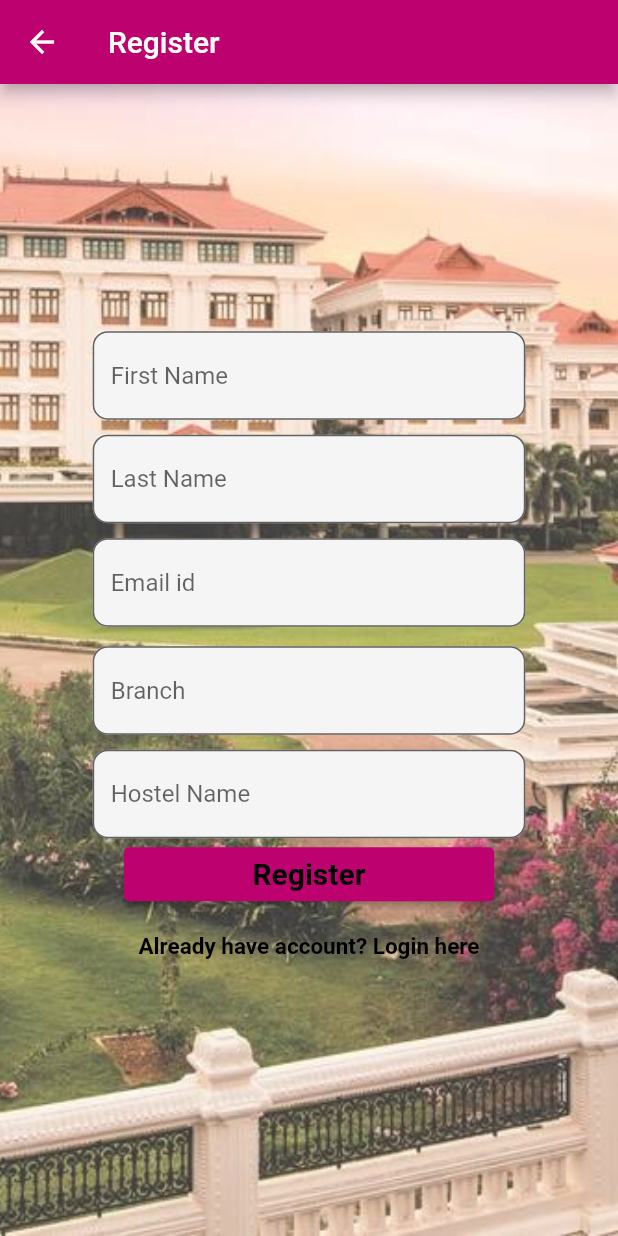
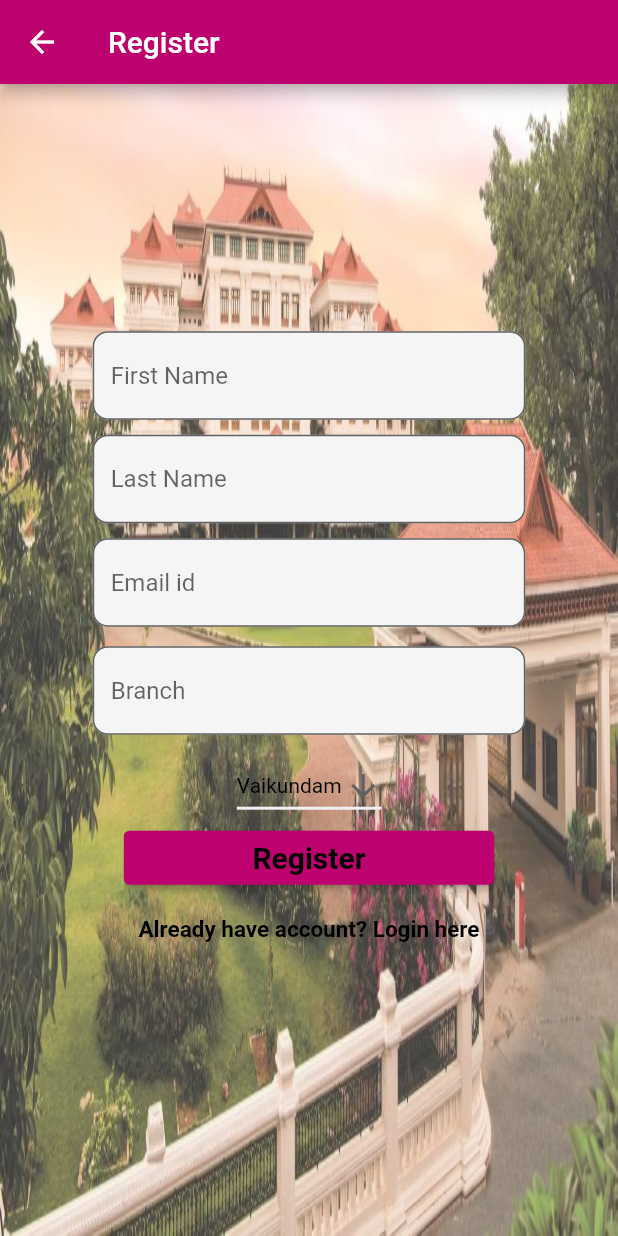
Before and after one commit to Singhsansar/Amritian-, a Flutter app: the screen it shows after launch, after a tap on "Sign up", on a phone screen of 412 x 824 dp. Run offline on Flutter 3.47's test engine with Material 2 defaults, Android fonts, the light colour scheme and no system bars; our stand-ins replace flutter_svg, intl_phone_field.

Commit message:
dropdown

```diff
--- a/amritianmess/lib/Components/Background.dart
+++ b/amritianmess/lib/Components/Background.dart
@@ -27,7 +27,7 @@ class Background extends StatelessWidget {
                   image: AssetImage(
                     image,
                   ),
-                  fit: BoxFit.cover),
+                  fit: BoxFit.fill),
               //color: const Color.fromRGBO(255, 255, 255, 0.6),
             ),
           ),
--- a/amritianmess/lib/Components/Body.dart
+++ b/amritianmess/lib/Components/Body.dart
@@ -60,7 +60,7 @@ class Body extends StatelessWidget {
                 context,
                 MaterialPageRoute(
                   builder: (context) {
-                    return const Signup();
+                    return const Register();
                   },
                 ),
               );
--- /dev/null
+++ b/amritianmess/lib/Components/Dropdown.dart
@@ -0,0 +1,51 @@
+import 'package:flutter/material.dart';
+
+class Dropdown extends StatefulWidget {
+  const Dropdown({Key? key}) : super(key: key);
+
+  @override
+  State <Dropdown> createState() => _MyStatefulWidgetState();
+}
+
+class _MyStatefulWidgetState extends State<Dropdown> {
+   var dropdownValue = 'Vaikundam';
+
+// final List<String> genderItems = [
+//   'Male',
+//   'Female',
+// ];
+//    final items = [
+//     'Item 1',
+//     'Item 2',
+//     'Item 3',
+//     'Item 4',
+//     'Item 5',
+//   ];
+
+  @override
+  Widget build(BuildContext context) {
+    return  DropdownButton<String>(
+      value: dropdownValue,
+      icon: const Icon(Icons.arrow_downward),
+      elevation: 16,
+      style: const TextStyle(color: Color.fromARGB(255, 0, 0, 0)),
+      underline: Container(
+        height: 2,
+        color: const Color.fromARGB(255, 241, 240, 244),
+      ),
+      onChanged: (String? newValue) {
+        setState(() {
+          dropdownValue = newValue!;
+        });
+      },
+      items: <String>['Vaikundam', 'Parasara', 'Pahalada', 'Girls Hostel']
+          .map<DropdownMenuItem<String>>((String value) {
+        return DropdownMenuItem<String>(
+          value: value,
+          child: Text(value),
+        );
+      }).toList(),
+    );
+  }
+
+}
--- /dev/null
+++ b/amritianmess/lib/Components/SelectGender.dart
@@ -0,0 +1,42 @@
+// //Creating a Statefulwidgit for the dyanamic page
+//import 'package:amritamess/constants.dart';
+import 'package:flutter/material.dart';
+
+class Dropdown extends StatefulWidget {
+  const Dropdown({Key? key}) : super(key: key);
+
+  @override
+  State <Dropdown> createState() => _MyStatefulWidgetState();
+}
+
+class _MyStatefulWidgetState extends State<Dropdown> {
+   var dropdownValue = 'Vaikundam';
+
+
+  @override
+  Widget build(BuildContext context) {
+    return  DropdownButton<String>(
+      value: dropdownValue,
+      icon: const Icon(Icons.arrow_downward),
+      elevation: 16,
+      style: const TextStyle(color: Color.fromARGB(255, 0, 0, 0)),
+      underline: Container(
+        height: 2,
+        color: const Color.fromARGB(255, 241, 240, 244),
+      ),
+      onChanged: (String? newValue) {
+        setState(() {
+          dropdownValue = newValue!;
+        });
+      },
+      items: <String>['Vaikundam', 'Parasara', 'Pahalada', 'Girls Hostel']
+          .map<DropdownMenuItem<String>>((String value) {
+        return DropdownMenuItem<String>(
+          value: value,
+          child: Text(value),
+        );
+      }).toList(),
+    );
+  }
+
+}
--- a/amritianmess/lib/Screens/welcome/Signup.dart
+++ b/amritianmess/lib/Screens/welcome/Signup.dart
@@ -1,20 +1,24 @@
 import 'package:amritamess/Components/Background.dart';
+import 'package:amritamess/Components/Dropdown.dart';
 import 'package:amritamess/Components/RoundedBottom.dart';
 import 'package:amritamess/Components/Textbottom.dart';
 import 'package:amritamess/Screens/welcome/Login.dart';
 import 'package:amritamess/Screens/welcome/Verifynumber.dart';
-import 'package:amritamess/Screens/welcome/Verifyotp.dart';
 import 'package:amritamess/constants.dart';
 import "package:flutter/material.dart";
 
 // ignore: camel_case_types
-class Signup extends StatelessWidget {
-  const Signup({Key? key}) : super(key: key);
+class  Register extends StatefulWidget {
+  const Register ({Key? key}) : super(key: key);
 
+  @override
+  State <Register> createState() => _MyStatefulWidgetState();
+}
+
+class _MyStatefulWidgetState extends State<Register> {
   @override
   Widget build(BuildContext context) {
     Size size = MediaQuery.of(context).size;
-    //create a form over here  for the sign up
     return Background(
       image: "assets/icons/AmritaVishwa.jpg",
       // decoration: const BoxDecoration(
@@ -117,20 +121,39 @@ class Signup extends StatelessWidget {
                     const SizedBox(
                       height: 10,
                     ),
-                    TextField(
-                      //obscureText: true,
-                      //maxLength: 10,
-                      decoration: InputDecoration(
-                        fillColor: Colors.grey.shade100,
-                        filled: true,
-                        hintText: "Hostel Name",
-                        border: OutlineInputBorder(
-                          borderRadius: BorderRadius.circular(10),
-                        ),
-                      ),
-                    ),
-
-                    RoundedBottom(
+                   const Dropdown(),
+                  //  DropdownButtonHideUnderline(
+                  //   child:DropdownButton<String>
+                  //   (
+                  //     value:currentvalue,
+                  //     isDense: true,
+                  //     onChanged: (String newvalue){
+                  //       setstate(({
+                  //         currentvalue = newvalue;
+                  //         State.didchange(newvalue);
+                  //       });
+                  //       );
+                  //     },
+                  //     items: hostel.map((String value){
+                  //       return DropdownMenuItem<String>(
+                  //         value:value,
+                  //         child: Text(value));
+                  //     }
+                  //      ).toList() )
+                  //  ),
+                    // TextField(
+                    //   //obscureText: true,
+                    //   //maxLength: 10,
+                    //   decoration: InputDecoration(
+                    //     fillColor: Colors.grey.shade100,
+                    //     filled: true,
+                    //     hintText: "Hostel Name",
+                    //     border: OutlineInputBorder(
+                    //       borderRadius: BorderRadius.circular(10),
+                    //     ),
+                    //   ),
+                    // ),
+                   RoundedBottom(
                       text: "Register",
                       textcolour: Colors.black,
                       press: () {
```
Also changed, not shown: amritianmess/lib/Components/Customdropdown.dart (added, +14 -0 lines), amritianmess/lib/Screens/welcome/Homepage.dart (+93 -5 lines), amritianmess/lib/Screens/welcome/Login.dart (+6 -6 lines), amritianmess/lib/constants.dart (+7 -0 lines).
